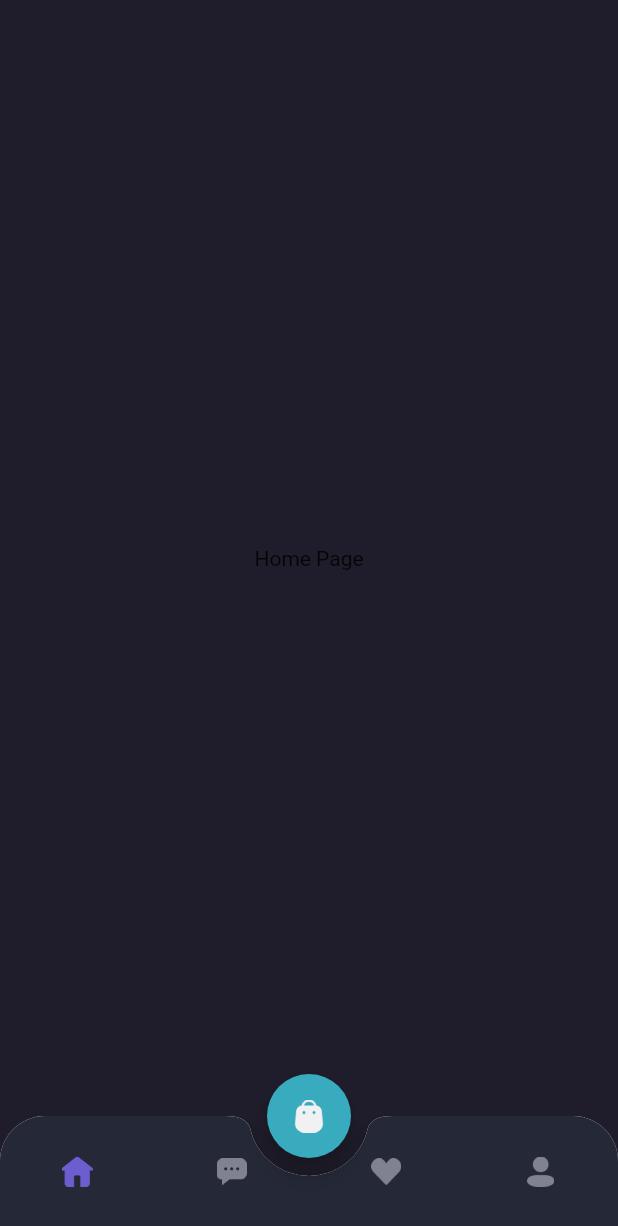
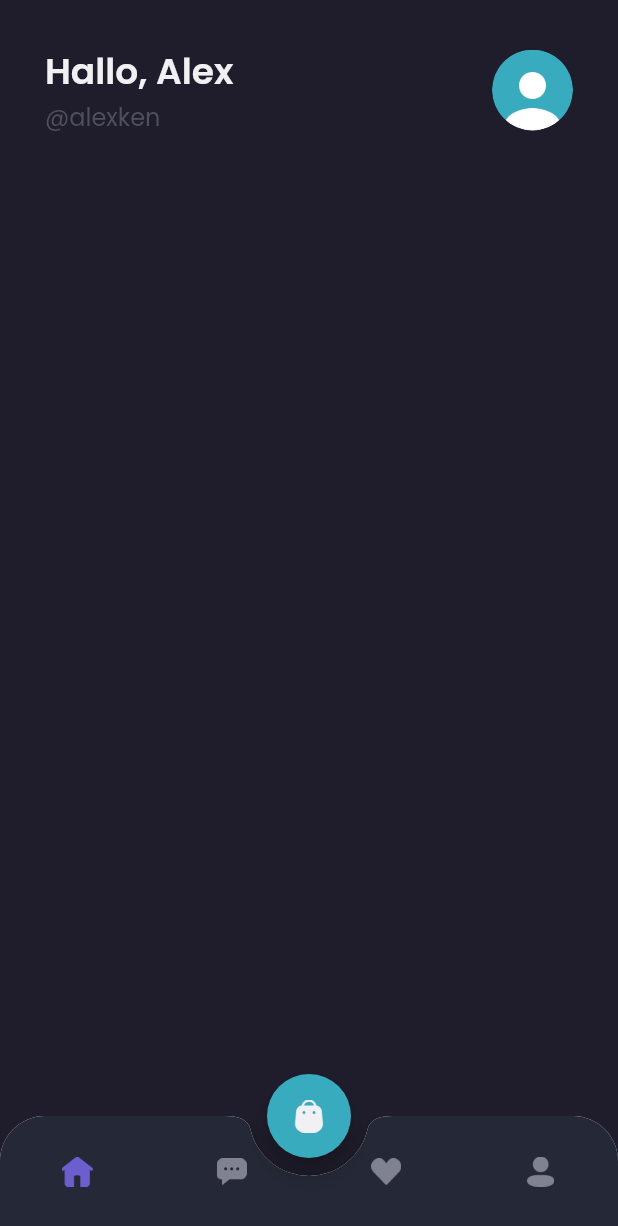
Before and after one commit to mhdiqbl/ecomercesepatu, a Flutter app: the MainPage screen opened by its route, on a phone screen of 412 x 824 dp. Shown: the top 1226 px of the screen. Run offline on Flutter 3.47's test engine with Material 2 defaults, Android fonts, the light colour scheme and no system bars; our stand-ins replace google_fonts.

Commit message:
Slicing Home Page Bagian Header

```diff
--- a/lib/pages/home/home_page.dart
+++ b/lib/pages/home/home_page.dart
@@ -1,12 +1,56 @@
 import 'package:flutter/material.dart';
+import 'package:sepatu/theme.dart';
 
 class HomePage extends StatelessWidget {
   const HomePage({Key? key}) : super(key: key);
 
   @override
   Widget build(BuildContext context) {
-    return Center(
-      child: Text('Home Page'),
+    Widget header() {
+      return Container(
+        margin: EdgeInsets.only(
+        top: defaultMargin,
+        left: defaultMargin,
+        right: defaultMargin,
+      ),
+      child: Row(children: [
+        Expanded(
+          child: Column(
+            crossAxisAlignment: CrossAxisAlignment.start,
+            children: [
+              Text(
+                'Hallo, Alex',
+                style: primaryTextStyle.copyWith(
+                  fontSize: 24,
+                  fontWeight: semiBold,
+                ),
+              ),
+              Text(
+                '@alexken',
+                style: subtitletTextStyle.copyWith(
+                  fontSize: 16,
+                )
+                ),
+            ],
+          ),
+        ),
+        Container(
+          width: 54,
+          height: 54,
+          decoration: BoxDecoration(
+            shape: BoxShape.circle,
+            image: DecorationImage(image: AssetImage('assets/image_profile.png'),
+            ),
+          ),
+        )
+      ]),
+      );
+    }
+
+    return ListView(
+      children: [
+        header(),
+      ],
     );
   }
 }
```
